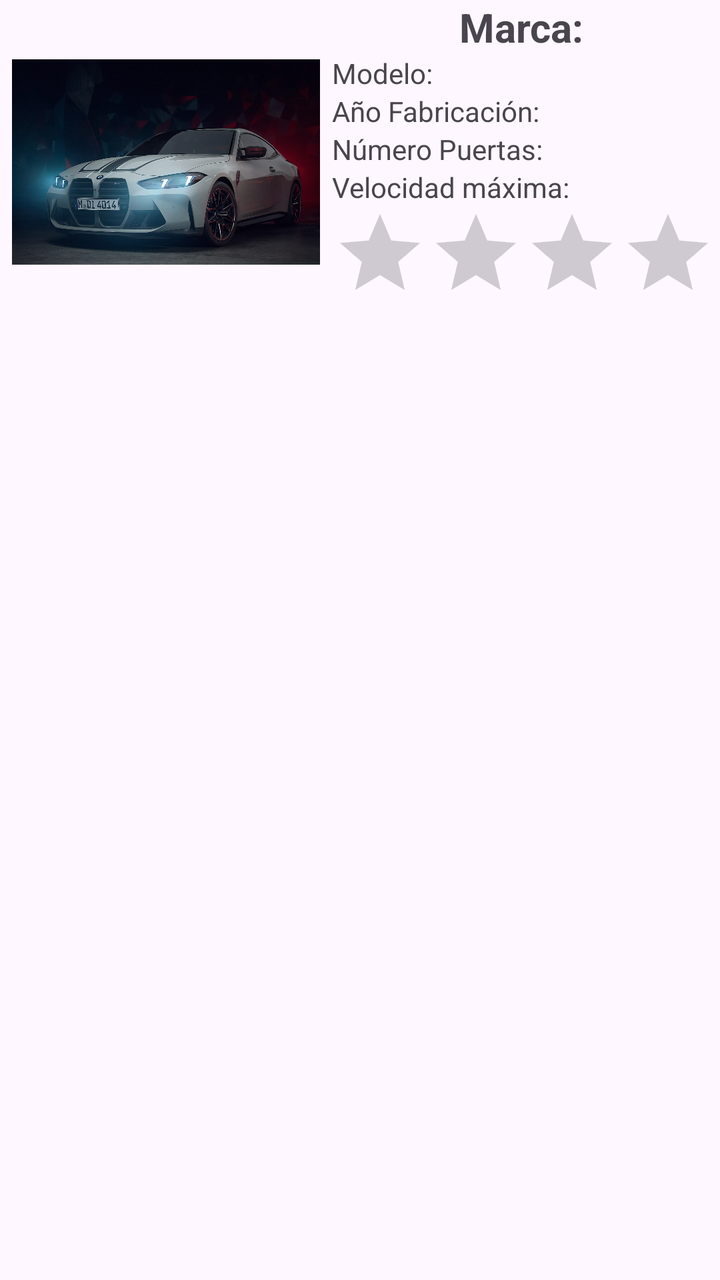
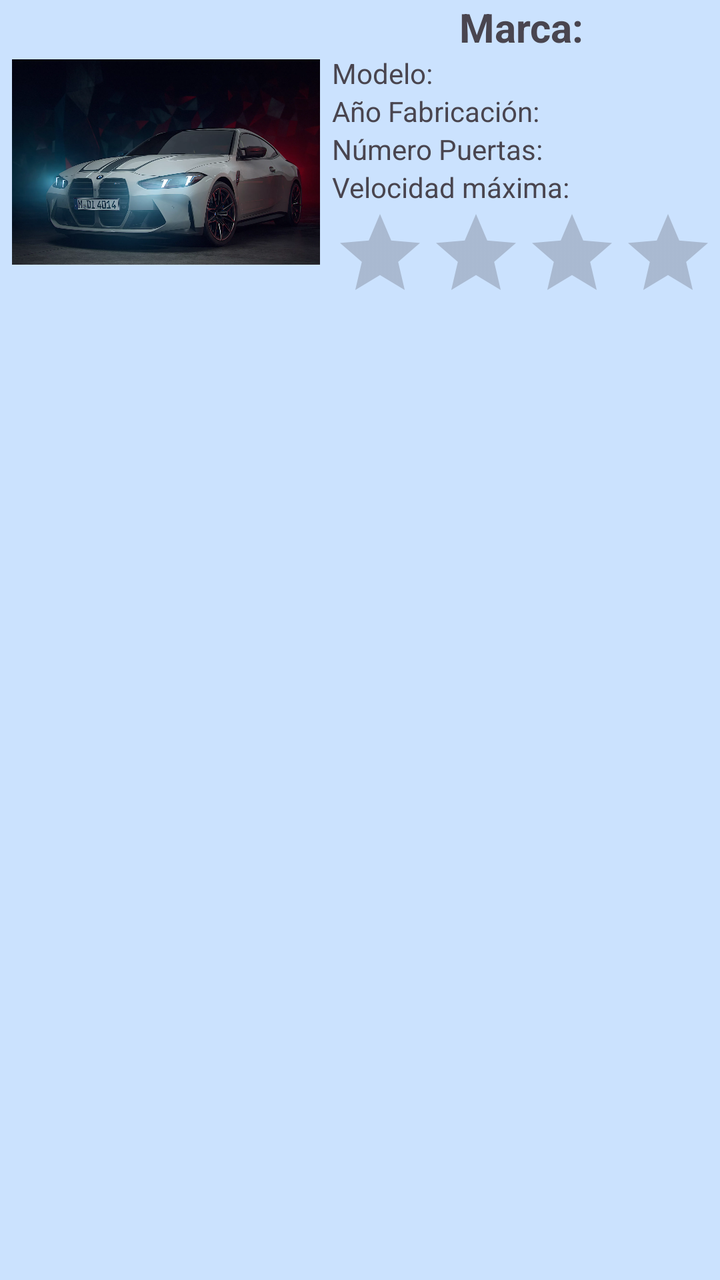

Before-and-after screenshots of an Android layout around one commit, followed by the original layout XML and the change that was made.
<!-- AndroidManifest.xml: application theme Theme.PracticaAndroid -->
<!-- res/layout/tarjeta_coche.xml -->
<?xml version="1.0" encoding="utf-8"?>
<LinearLayout xmlns:android="http://schemas.android.com/apk/res/android"
    xmlns:app="http://schemas.android.com/apk/res-auto"
    android:id="@+id/base_tarjeta"
    android:layout_width="match_parent"
    android:layout_height="wrap_content"
    android:layout_weight="1">

    <ImageView
        android:id="@+id/icono_pequenno"
        android:layout_width="320dp"
        android:layout_height="150dp"
        android:layout_margin="6dp"
        android:layout_weight="1"
        app:srcCompat="@drawable/bmw" />

    <ScrollView
        android:layout_width="match_parent"
        android:layout_height="match_parent"
        android:layout_weight="1">

        <LinearLayout
            android:layout_width="match_parent"
            android:layout_height="wrap_content"
            android:orientation="vertical">

            <TextView
                android:id="@+id/tarjeta_marca"
                android:layout_width="match_parent"
                android:layout_height="wrap_content"
                android:layout_weight="1"
                android:text="Marca: "
                android:textAlignment="center"
                android:textSize="20dp"
                android:textStyle="bold" />

            <TextView
                android:id="@+id/tarjeta_modelo"
                android:layout_width="match_parent"
                android:layout_height="wrap_content"
                android:layout_weight="1"
                android:text="Modelo:" />

            <TextView
                android:id="@+id/tarjeta_annio"
                android:layout_width="match_parent"
                android:layout_height="wrap_content"
                android:layout_weight="1"
                android:text="Año Fabricación:" />

            <TextView
                android:id="@+id/tarjeta_numPuertas"
                android:layout_width="match_parent"
                android:layout_height="wrap_content"
                android:layout_weight="1"
                android:text="Número Puertas: " />

            <TextView
                android:id="@+id/tarjeta_velocidad"
                android:layout_width="match_parent"
                android:layout_height="wrap_content"
                android:layout_weight="1"
                android:text="Velocidad máxima:" />

            <RatingBar
                android:id="@+id/ratingBar2"
                android:layout_width="match_parent"
                android:layout_height="wrap_content"
                android:layout_weight="1"
                android:numStars="5" />

        </LinearLayout>
    </ScrollView>
</LinearLayout>
<!-- resources referenced by this layout -->
<resources>
  <!-- drawable bmw: png bitmap (drawable, 109470 bytes) -->
  <style name="Theme.PracticaAndroid" parent="Base.Theme.PracticaAndroid" />
  <style name="Base.Theme.PracticaAndroid" parent="Theme.Material3.DayNight.NoActionBar">
          
          
      </style>
</resources>

<!-- the commit's change to res/layout/tarjeta_coche.xml (unified diff, before → after) -->
@@ -4,7 +4,8 @@
     android:id="@+id/base_tarjeta"
     android:layout_width="match_parent"
     android:layout_height="wrap_content"
-    android:layout_weight="1">
+    android:layout_weight="1"
+    android:background="@color/lightblue">
 
     <ImageView
         android:id="@+id/icono_pequenno"
<!-- resource entries referenced after the edit -->
@@ -1,5 +1,6 @@
 <!-- resources referenced by this layout -->
 <resources>
+  <color name="lightblue">#CBE2FE</color>
   <!-- drawable bmw: png bitmap (drawable, 109470 bytes) -->
   <style name="Theme.PracticaAndroid" parent="Base.Theme.PracticaAndroid" />
   <style name="Base.Theme.PracticaAndroid" parent="Theme.Material3.DayNight.NoActionBar">
